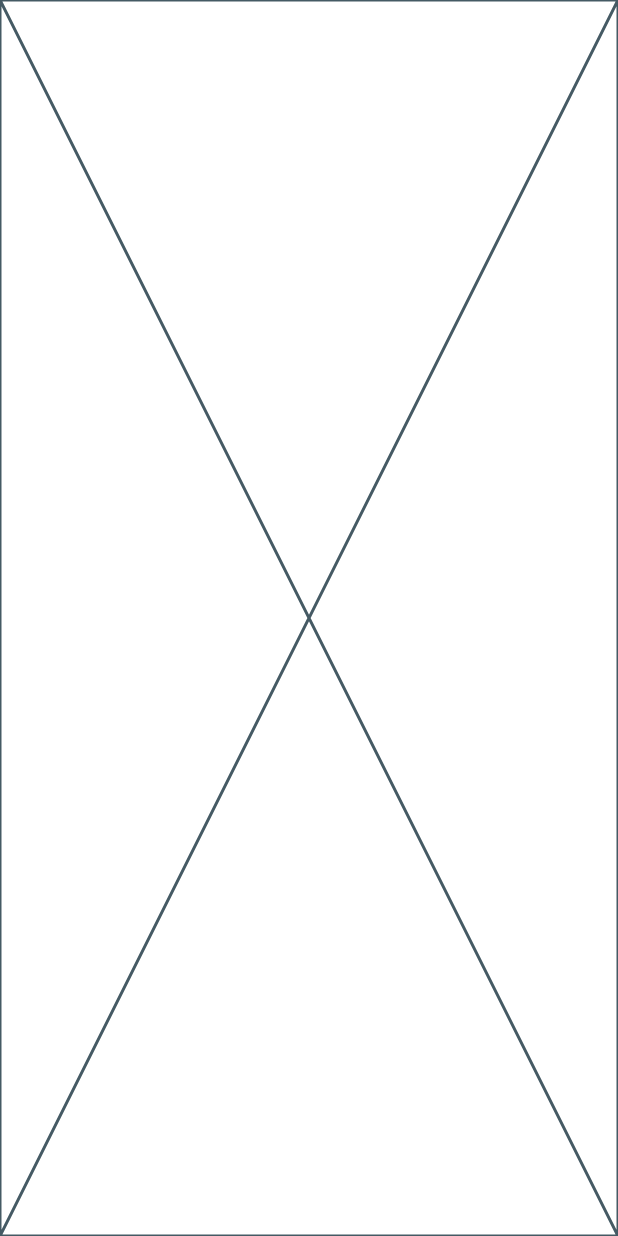
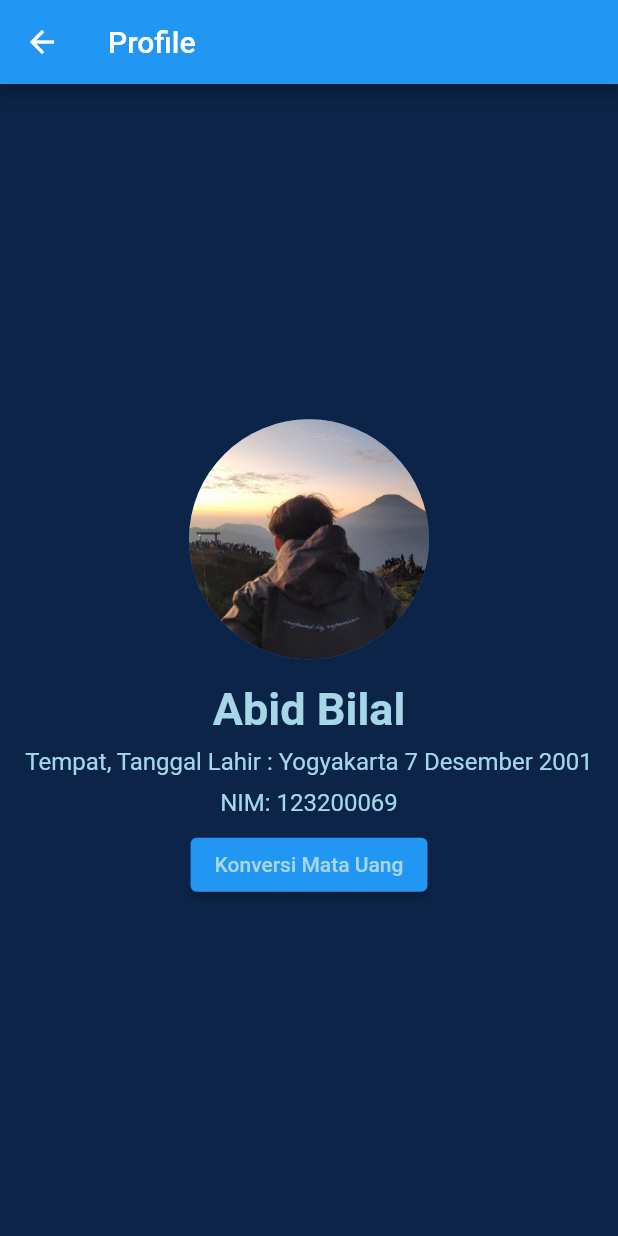
Before and after one commit to mendekam/matkul-tpm, a Flutter app: the ProfilePage screen opened by its route, on a phone screen of 412 x 824 dp. Run offline on Flutter 3.47's test engine with Material 2 defaults, Android fonts, the light colour scheme and no system bars; our stand-ins replace shared_preferences, splashscreen, sqflite; missing offline and left inert: encrypt; accounts and stored records are empty; network calls fail.

Commit message:
set conversion rate and profile

```diff
--- a/project_akhir/lib/main.dart
+++ b/project_akhir/lib/main.dart
@@ -6,6 +6,7 @@ import 'package:flutter/services.dart';
 import 'models/game_model.dart';
 import 'pages/game_detail_page.dart';
 import 'pages/home_page.dart';
+import 'pages/konversi_page.dart';
 import 'pages/login_page.dart';
 import 'pages/navigation_page.dart';
 import 'pages/profile_page.dart';
@@ -46,6 +47,8 @@ class MyApp extends StatelessWidget {
           return MaterialPageRoute(builder: (context) => NavigationPage());
         } else if (settings.name == ProfilePage.routeName) {
           return MaterialPageRoute(builder: (context) => ProfilePage());
+        } else if (settings.name == KonversiPage.routeName) {
+          return MaterialPageRoute(builder: (context) => KonversiPage());
         }
         return null;
       },
--- a/project_akhir/lib/pages/profile_page.dart
+++ b/project_akhir/lib/pages/profile_page.dart
@@ -1,12 +1,48 @@
-import 'package:flutter/src/widgets/framework.dart';
-import 'package:flutter/src/widgets/placeholder.dart';
+import 'package:flutter/material.dart';
+
+import '../config/colors.dart';
 
 class ProfilePage extends StatelessWidget {
   static const routeName = '/profile';
-  const ProfilePage({super.key});
 
   @override
   Widget build(BuildContext context) {
-    return const Placeholder();
+    return Scaffold(
+      backgroundColor: primary,
+      appBar: AppBar(
+        title: Text('Profile'),
+      ),
+      body: Center(
+        child: Column(
+          mainAxisAlignment: MainAxisAlignment.center,
+          children: [
+            CircleAvatar(
+              radius: 80,
+              backgroundImage: AssetImage('assets/images/foto.jpg'),
+            ),
+            SizedBox(height: 16.0),
+            Text(
+              'Abid Bilal',
+              style: TextStyle(fontSize: 30.0, fontWeight: FontWeight.bold, color: text),
+            ),
+            SizedBox(height: 8.0),
+            Text(
+              'Tempat, Tanggal Lahir : Yogyakarta 7 Desember 2001',
+              style: TextStyle(fontSize: 16.0, color: text),
+            ),
+            SizedBox(height: 8.0),
+            Text(
+              'NIM: 123200069',
+              style: TextStyle(fontSize: 16.0, color: text),
+            ),
+            SizedBox(height: 8.0),
+            ElevatedButton(onPressed: (){
+              Navigator.pop(context);
+              Navigator.pushNamed(context, '/konversi');
+            }, child: Text('Konversi Mata Uang', style: TextStyle(color: text),))
+          ],
+        ),
+      ),
+    );
   }
 }
--- a/project_akhir/pubspec.yaml
+++ b/project_akhir/pubspec.yaml
@@ -68,6 +68,8 @@ flutter:
   # assets:
   #   - images/a_dot_burr.jpeg
   #   - images/a_dot_ham.jpeg
+  assets:
+    - assets/images/
 
   # An image asset can refer to one or more resolution-specific "variants", see
   # https://flutter.dev/assets-and-images/#resolution-aware
```
Also changed, not shown: project_akhir/lib/pages/home_page.dart (+7 -4 lines), project_akhir/lib/pages/konversi_page.dart (added, +72 -0 lines), project_akhir/assets/images/foto.jpg (added).
